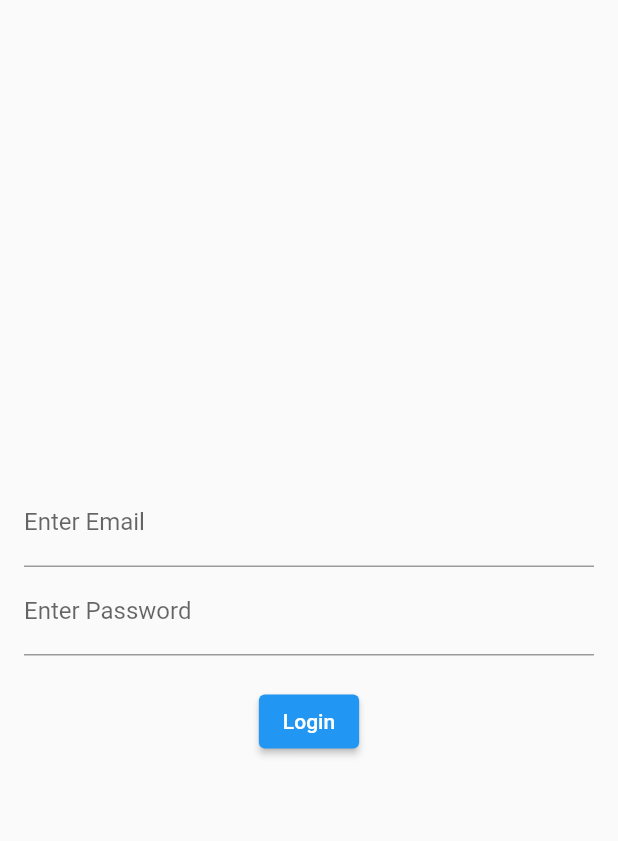
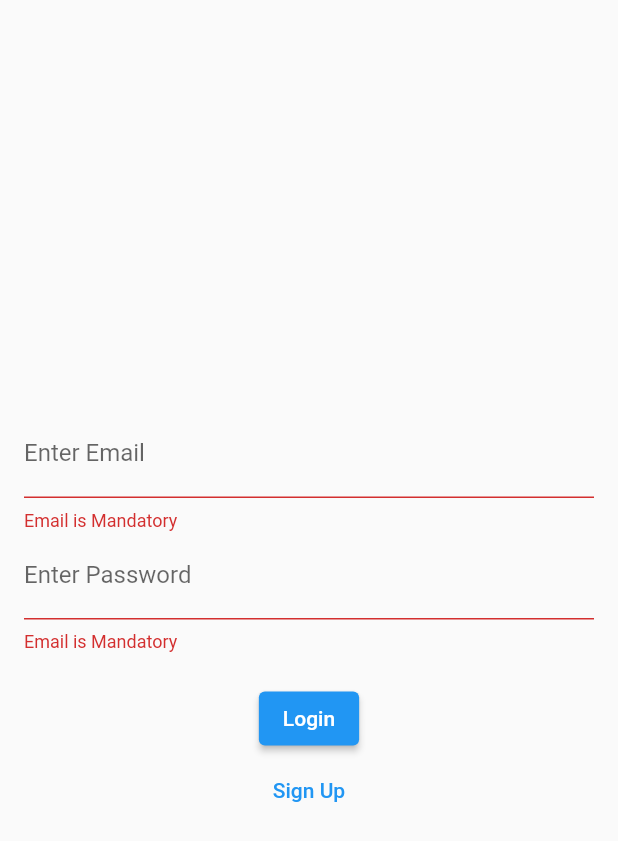
Before and after one commit to ARogueOtaku/chatapp, a Flutter app: the screen it shows after launch, after a tap on "Login", on a phone screen of 412 x 824 dp. Shown: the top 841 px of the screen. Run offline on Flutter 3.47's test engine with Material 2 defaults, Android fonts, the phone set to English and light mode, and no system bars; our stand-ins replace appwrite, bloc, flutter_bloc, flutter_screenutil, shared_preferences.

Commit message:
added login screen and logic logic

```diff
--- a/mobile/chatapp/lib/blocs/loginbloc/login_event.dart
+++ b/mobile/chatapp/lib/blocs/loginbloc/login_event.dart
@@ -2,3 +2,9 @@ part of 'login_bloc.dart';
 
 @immutable
 abstract class LoginEvent {}
+
+class Login extends LoginEvent {
+  final String email;
+  final String password;
+  Login(this.email, this.password);
+}
--- a/mobile/chatapp/lib/blocs/loginbloc/login_state.dart
+++ b/mobile/chatapp/lib/blocs/loginbloc/login_state.dart
@@ -4,3 +4,15 @@ part of 'login_bloc.dart';
 abstract class LoginState {}
 
 class LoginInitial extends LoginState {}
+
+class LoginError extends LoginState {
+  final String errorMessage;
+  LoginError(this.errorMessage);
+}
+
+class LoginDone extends LoginState {
+  final User user;
+  LoginDone(this.user);
+}
+
+class LoginLoading extends LoginState {}
--- a/mobile/chatapp/lib/main.dart
+++ b/mobile/chatapp/lib/main.dart
@@ -1,9 +1,11 @@
 import 'package:appwrite/models.dart';
+import 'package:chatapp/routes/home_page.dart';
 import 'package:chatapp/routes/login_page.dart';
 import 'package:chatapp/server/api_server.dart';
+import 'package:chatapp/server/shared_pref.dart';
 import 'package:flutter/material.dart';
 import 'package:flutter_bloc/flutter_bloc.dart';
-
+import 'package:flutter_screenutil/flutter_screenutil.dart';
 import 'blocs/loginbloc/login_bloc.dart';
 
 void main() async {
@@ -18,22 +20,16 @@ class MyApp extends StatefulWidget {
 }
 
 class _MyAppState extends State<MyApp> {
-  User? _user;
-
   @override
   void initState() {
     super.initState();
-    getLoggedInUser();
-  }
-
-  Future<User> getLoggedInUser() async {
-    final res = await APIServer.account.get();
-    return res;
   }
 
   @override
   Widget build(BuildContext context) {
-    debugPrint(_user?.toMap().toString());
+    return ScreenUtilInit(
+      designSize: const Size(390.0, 844.0),
+      builder: () {
         return MaterialApp(
           title: 'Chat App',
           theme: ThemeData(
@@ -45,8 +41,31 @@ class _MyAppState extends State<MyApp> {
                 create: (context) => LoginBloc(),
               ),
             ],
-        child: const Login(),
+            child: FutureBuilder(
+              future: APIServer.currentUser,
+              builder: (ctx, snapshot) {
+                if (snapshot.connectionState == ConnectionState.waiting) {
+                  return const Scaffold(
+                    body: Center(
+                      child: CircularProgressIndicator(),
                     ),
                   );
                 }
+                if (snapshot.hasData) {
+                  APISharedPrefs().addUserToPrefs(snapshot.data as User);
+                  return const HomePage();
+                } else {
+                  return LoginPage();
                 }
+              },
+            ),
+          ),
+          routes: {
+            LoginPage.routeName: (ctx) => LoginPage(),
+            HomePage.routeName: (ctx) => const HomePage(),
+          },
+        );
+      },
+    );
+  }
+}
--- a/mobile/chatapp/lib/routes/login_page.dart
+++ b/mobile/chatapp/lib/routes/login_page.dart
@@ -1,13 +1,29 @@
+import 'package:chatapp/blocs/loginbloc/login_bloc.dart';
 import 'package:chatapp/constants/string_constants.dart';
+import 'package:chatapp/routes/home_page.dart';
 import 'package:flutter/material.dart';
+import 'package:flutter_bloc/flutter_bloc.dart';
 
-class Login extends StatelessWidget {
-  const Login({Key? key}) : super(key: key);
+class LoginPage extends StatelessWidget {
+  static const String routeName = 'Login';
+  LoginPage({Key? key}) : super(key: key);
+  final GlobalKey<FormState> _formKey = GlobalKey();
+  final TextEditingController _email = TextEditingController();
+  final TextEditingController _password = TextEditingController();
+
+  void _login(BuildContext context) {
+    if (_formKey.currentState!.validate()) {
+      context.read<LoginBloc>().add(
+            Login(_email.text, _password.text),
+          );
+    }
+  }
 
   @override
   Widget build(BuildContext context) {
     return Scaffold(
       body: Form(
+        key: _formKey,
         child: Padding(
           padding: const EdgeInsets.all(16.0),
           child: Center(
@@ -16,24 +32,72 @@ class Login extends StatelessWidget {
                 mainAxisAlignment: MainAxisAlignment.center,
                 children: [
                   TextFormField(
+                    controller: _email,
                     decoration: const InputDecoration(
                       labelText: AppStrings.enterEmail,
                     ),
+                    textInputAction: TextInputAction.next,
+                    keyboardType: TextInputType.emailAddress,
+                    validator: (data) {
+                      if (data != null) {
+                        if (data.isEmpty) {
+                          return 'Email is Mandatory';
+                        }
+                      }
+                    },
                   ),
                   TextFormField(
+                    controller: _password,
+                    obscureText: true,
                     decoration: const InputDecoration(
                       labelText: AppStrings.enterPassword,
                     ),
+                    textInputAction: TextInputAction.done,
+                    keyboardType: TextInputType.visiblePassword,
+                    validator: (data) {
+                      if (data != null) {
+                        if (data.isEmpty) {
+                          return 'Email is Mandatory';
+                        } else if (data.length < 6) {
+                          return 'Password should be more than 6 characters long';
+                        }
+                      }
+                    },
                   ),
                   const SizedBox(
                     height: 20,
                   ),
-                  ElevatedButton(
+                  BlocConsumer<LoginBloc, LoginState>(
+                    listener: (context, state) {
+                      if (state is LoginLoading) {
+                        debugPrint('Loding');
+                      }
+                      if (state is LoginError) {
+                        debugPrint(state.errorMessage);
+                      }
+                      if (state is LoginDone) {
+                        Navigator.of(context).pushNamedAndRemoveUntil(
+                          HomePage.routeName,
+                          (route) => false,
+                        );
+                      }
+                    },
+                    builder: (context, state) {
+                      if (state is LoginLoading) {
+                        return const CircularProgressIndicator();
+                      }
+                      return ElevatedButton(
+                        onPressed: () => _login(context),
+                        child: const Text(
+                          AppStrings.login,
+                        ),
+                      );
+                    },
+                  ),
+                  TextButton(
                     onPressed: () {},
-                    child: const Text(
-                      AppStrings.login,
-                    ),
-                  ),
+                    child: const Text(AppStrings.signup),
+                  )
                 ],
               ),
             ),
--- a/mobile/chatapp/lib/server/api_server.dart
+++ b/mobile/chatapp/lib/server/api_server.dart
@@ -1,4 +1,5 @@
 import 'package:appwrite/appwrite.dart';
+import 'package:appwrite/models.dart';
 import 'package:chatapp/constants/api_constants.dart';
 
 class APIServer {
@@ -20,4 +21,13 @@ class APIServer {
   static Account get account {
     return APIServer.instance._account;
   }
+
+  static Future<User> get currentUser async {
+    return await APIServer.instance._account.get();
+  }
+
+  Future<Session> createSession(String email, String password) async {
+    return await APIServer.account
+        .createSession(email: email, password: password);
+  }
 }
--- /dev/null
+++ b/mobile/chatapp/lib/server/shared_pref.dart
@@ -0,0 +1,16 @@
+import 'package:appwrite/models.dart';
+import 'package:shared_preferences/shared_preferences.dart';
+
+class APISharedPrefs {
+  late SharedPreferences _prefs;
+
+  Future<void> addUserToPrefs(User _user) async {
+    _prefs = await SharedPreferences.getInstance();
+    _prefs.setString('userid', _user.toMap().toString());
+  }
+
+  Future<String> getUserFromPrefs() async {
+    _prefs = await SharedPreferences.getInstance();
+    return _prefs.getString('userid') ?? '';
+  }
+}
--- a/mobile/chatapp/pubspec.yaml
+++ b/mobile/chatapp/pubspec.yaml
@@ -38,6 +38,7 @@ dependencies:
   flutter_bloc: ^7.3.0
   flutter_screenutil: ^5.0.0+2
   animated_splash_screen: ^1.1.0
+  shared_preferences: ^2.0.8
 
 dev_dependencies:
   flutter_test:
```
Also changed, not shown: mobile/chatapp/lib/blocs/loginbloc/login_bloc.dart (+26 -2 lines), mobile/chatapp/lib/routes/home_page.dart (added, +34 -0 lines), mobile/chatapp/pubspec.lock, 1 other file. Lines whose indentation alone changed are shown as unchanged.
